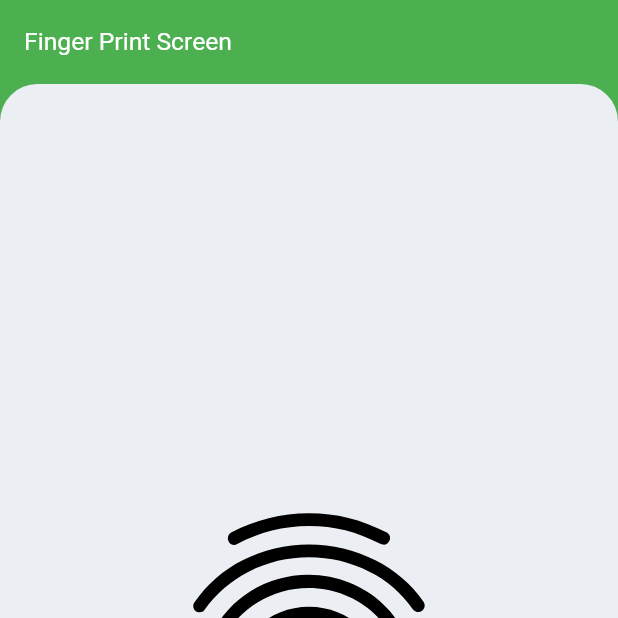
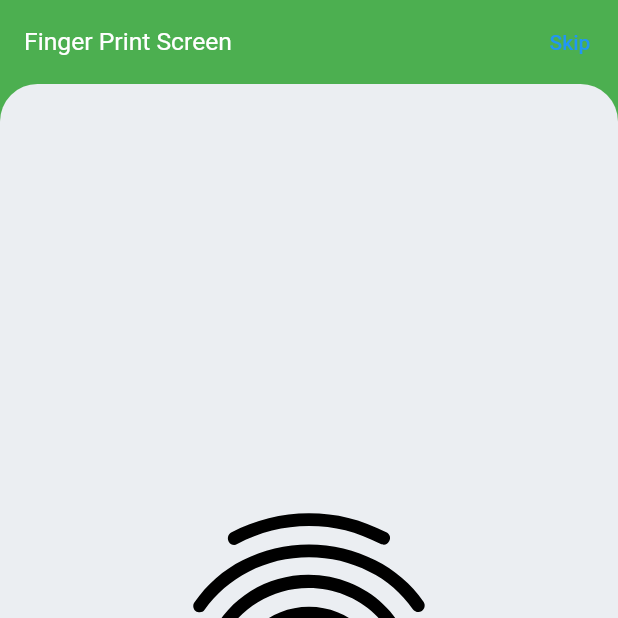
Before and after one commit to IchinoseBinit/khana_bachau, a Flutter app: the FingerPrintAuthScreen screen opened directly with empty values, on a phone screen of 412 x 824 dp, the top half of it. Run offline on Flutter 3.47's test engine with Material 2 defaults, Android fonts, the phone set to English and light mode, and no system bars; our stand-ins replace cloud_firestore, firebase_auth, firebase_core, firebase_messaging, flutter_image_compress, flutter_local_notifications and 9 more; missing offline and left inert: flutter_polyline_points; accounts and stored records are empty.

Commit message:
changed fingerprint auth and accepted food screen

```diff
--- a/lib/screens/finger_print_auth_screen.dart
+++ b/lib/screens/finger_print_auth_screen.dart
@@ -22,7 +22,15 @@ class FingerPrintAuthScreen extends StatelessWidget {
   Widget build(BuildContext context) {
     // storeCredentials(context, email: username, password: password);
     return Scaffold(
-      appBar: AppBar(title: Text("Finger Print Screen")),
+      appBar: AppBar(
+        title: Text("Finger Print Screen"),
+        actions: [
+          TextButton(
+            onPressed: () => navigateAndRemoveAll(context, NavigationScreen()),
+            child: Text("Skip"),
+          ),
+        ],
+      ),
       body: GestureDetector(
         onTap: () {
           storeCredentials(context, email: username, password: password);
```
Also changed, not shown: lib/screens/accepted_food_screen.dart (+6 -3 lines).
